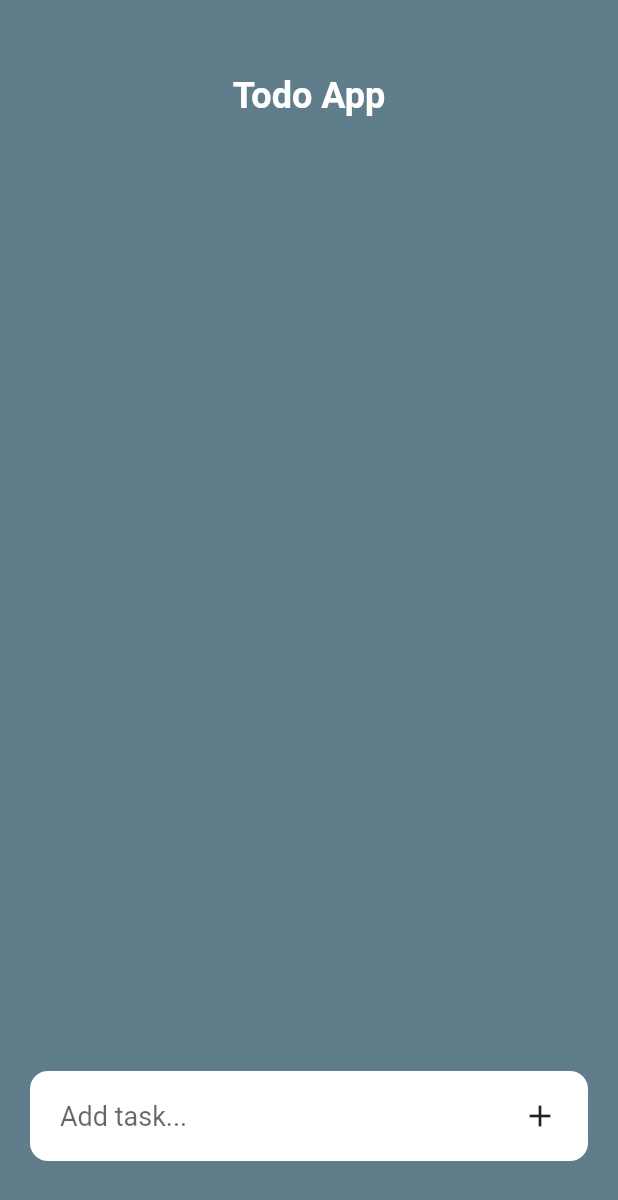
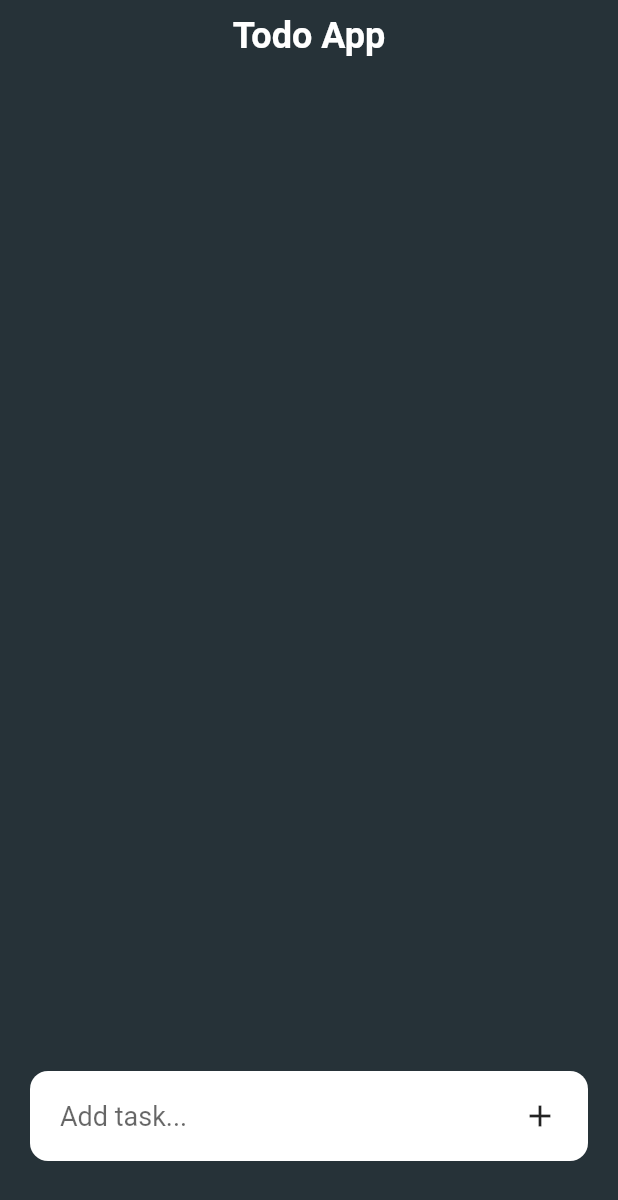
Before and after one commit to bayuhnm/flutter_todo_app, a Flutter app: the screen it shows after launch, on a phone screen of 412 x 824 dp. Shown: the top 1200 px of the screen. Run offline on Flutter 3.47's test engine with Material 2 defaults, Android fonts, the phone set to English and light mode, and no system bars.

Commit message:
Add SafeArea from statusbar

```diff
--- a/lib/pages/home_page.dart
+++ b/lib/pages/home_page.dart
@@ -18,13 +18,14 @@ class _HomepageState extends State<Homepage> {
   @override
   Widget build(BuildContext context) {
     return Scaffold(
-      backgroundColor: Colors.blueGrey,
-      body: Padding(
+      backgroundColor: Colors.blueGrey[900],
+      body: SafeArea(
+        child: Padding(
           padding: EdgeInsets.symmetric(horizontal: 20),
           child: Column(
             children: [
               SizedBox(
-              height: 50,
+                height: 10,
               ),
               Text(
                 'Todo App',
@@ -91,6 +92,7 @@ class _HomepageState extends State<Homepage> {
             ],
           ),
         ),
+      ),
     );
   }
 }
```
Lines whose indentation alone changed are shown as unchanged.
